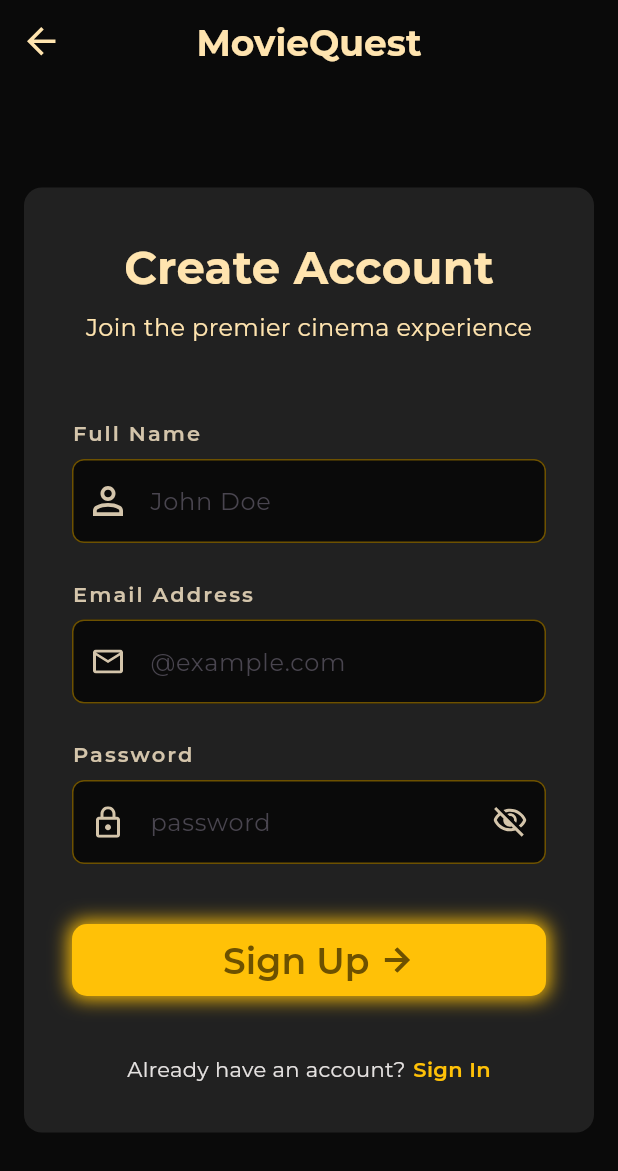
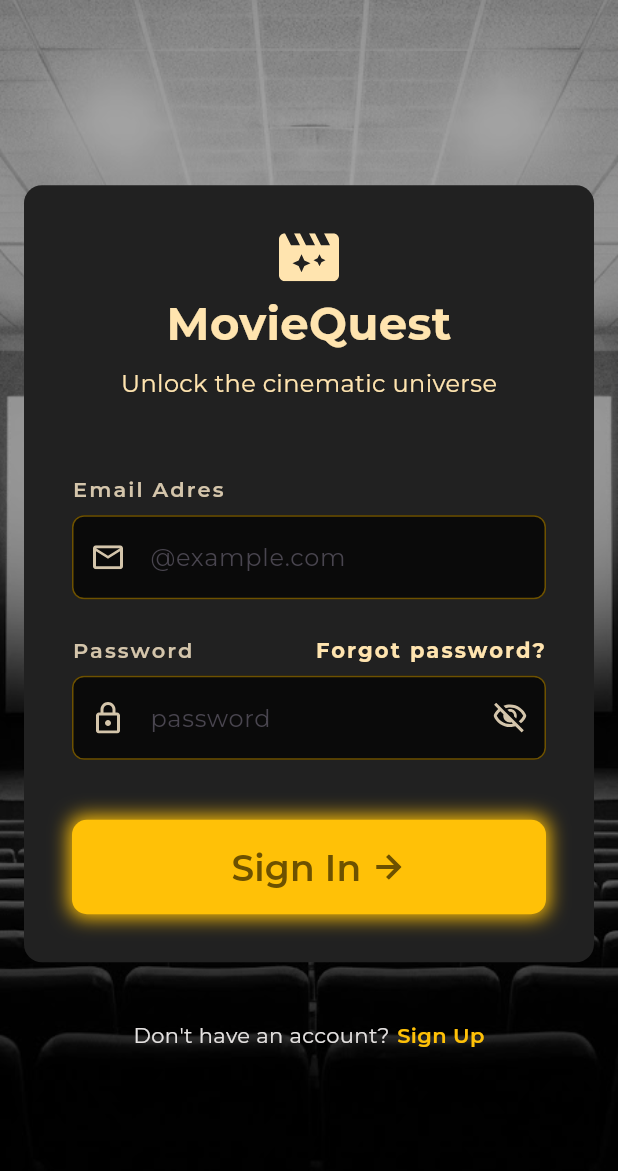
Before and after one commit to Egorezz/MovieQuest, a Flutter app: the screen it shows after launch, on a phone screen of 412 x 824 dp. Shown: the top 1171 px of the screen. Run offline on Flutter 3.47's test engine with Material 3 defaults, Android fonts, the phone set to English and light mode, and no system bars; our stand-ins replace auto_route, flutter_svg.

Commit message:
feat: added route and changed registration page

```diff
--- a/lib/features/auth/login/widgets/login_screen.dart
+++ b/lib/features/auth/login/widgets/login_screen.dart
@@ -1,7 +1,10 @@
 import 'package:flutter/material.dart';
 import 'package:movie_quest/core/theme/colors/colors.dart';
 import 'login_container.dart';
+import 'package:auto_route/auto_route.dart';
+import 'package:movie_quest/router/app_router.dart';
 
+@RoutePage()
 class LoginScreen extends StatefulWidget {
   const LoginScreen({super.key});
 
@@ -47,8 +50,7 @@ class _LoginScreenState extends State<LoginScreen> {
                         SizedBox(width: 5),
                         GestureDetector(
                           onTap: () {
-                            //TODO: make route to main_screen with authoirization
-                            print('Nav to main screen');
+                            context.pushRoute(const RegistrationRoute());
                           },
                           child: Text(
                             'Sign Up',
--- a/lib/features/auth/registration/widgets/registration_container.dart
+++ b/lib/features/auth/registration/widgets/registration_container.dart
@@ -1,7 +1,9 @@
+import 'package:auto_route/auto_route.dart';
 import 'package:flutter/material.dart';
 import 'package:movie_quest/core/theme/colors/colors.dart';
 import 'package:movie_quest/core/theme/icons/icons.dart';
 import 'package:movie_quest/core/widgets/widgets.dart';
+import 'package:movie_quest/router/app_router.dart';
 
 class RegistrationContainer extends StatefulWidget {
   const RegistrationContainer({super.key});
@@ -105,7 +107,7 @@ class _RegistrationContainerState extends State<RegistrationContainer> {
               const SizedBox(width: 5),
               GestureDetector(
                 onTap: () {
-                  print('Sign In');
+                  context.pushRoute(const LoginRoute());
                 },
                 child: Text(
                   'Sign In',
--- a/lib/features/auth/registration/widgets/registration_screen.dart
+++ b/lib/features/auth/registration/widgets/registration_screen.dart
@@ -3,7 +3,10 @@ import 'package:flutter_svg/flutter_svg.dart';
 import 'package:movie_quest/core/theme/colors/colors.dart';
 import 'package:movie_quest/core/theme/icons/icons.dart';
 import 'registration_container.dart';
+import 'package:auto_route/auto_route.dart';
+import 'package:movie_quest/router/app_router.dart';
 
+@RoutePage()
 class RegistrationScreen extends StatefulWidget {
   const RegistrationScreen({super.key});
 
@@ -32,8 +35,7 @@ class _RegistrationScreenState extends State<RegistrationScreen> {
                   width: 20,
                   child: SvgPicture.asset(AppIcons.backArrow),
                 ),
-                color: AppColors.textSecond,
-                onPressed: () => print('To Login Screen'),
+                onPressed: () => context.pushRoute(const LoginRoute()),
               ),
               centerTitle: true,
               title: Text(
--- a/lib/main.dart
+++ b/lib/main.dart
@@ -1,19 +1,27 @@
 import 'package:flutter/material.dart';
-import 'package:movie_quest/features/auth/registration/widgets/registration_screen.dart';
 import 'core/theme/fonts/fonts.dart';
+import 'package:movie_quest/router/app_router.dart';
 
 void main() {
   runApp(const MovieQuestApp());
 }
 
-class MovieQuestApp extends StatelessWidget {
+class MovieQuestApp extends StatefulWidget {
   const MovieQuestApp({super.key});
+
+  @override
+  State<MovieQuestApp> createState() => _MovieQuestAppState();
+}
+
+class _MovieQuestAppState extends State<MovieQuestApp> {
+  final _router = AppRouter();
+
   @override
   Widget build(BuildContext context) {
-    return MaterialApp(
+    return MaterialApp.router(
       title: 'Flutter Demo',
       theme: ThemeData(fontFamily: AppFonts.mainFont),
-      home: RegistrationScreen(),
+      routerConfig: _router.config(),
       debugShowCheckedModeBanner: false,
     );
   }
--- /dev/null
+++ b/lib/router/app_router.dart
@@ -0,0 +1,32 @@
+import 'package:auto_route/auto_route.dart';
+import 'package:flutter/material.dart';
+
+import 'package:movie_quest/features/auth/login/widgets/login_screen.dart';
+import 'package:movie_quest/features/auth/registration/widgets/registration_screen.dart';
+
+part 'app_router.gr.dart';
+
+Widget _fadeTransition(
+  BuildContext context,
+  Animation<double> animation,
+  Animation<double> secondaryAnimation,
+  Widget child,
+) {
+  return FadeTransition(opacity: animation, child: child);
+}
+
+@AutoRouterConfig()
+class AppRouter extends RootStackRouter {
+  @override
+  List<AutoRoute> get routes => [
+    CustomRoute(
+      page: LoginRoute.page,
+      initial: true,
+      transitionsBuilder: _fadeTransition,
+    ),
+    CustomRoute(
+      page: RegistrationRoute.page,
+      transitionsBuilder: _fadeTransition,
+    ),
+  ];
+}
--- a/pubspec.yaml
+++ b/pubspec.yaml
@@ -14,11 +14,14 @@ dependencies:
 
   cupertino_icons: ^1.0.8
   flutter_svg: ^2.2.4
+  auto_route: ^11.1.0
 
 dev_dependencies:
   flutter_test:
     sdk: flutter
   flutter_lints: ^6.0.0
+  auto_route_generator: ^10.5.0
+  build_runner: ^2.15.0
 
 flutter:
   uses-material-design: true
```
Also changed, not shown: lib/router/app_router.gr.dart (added), pubspec.lock.
